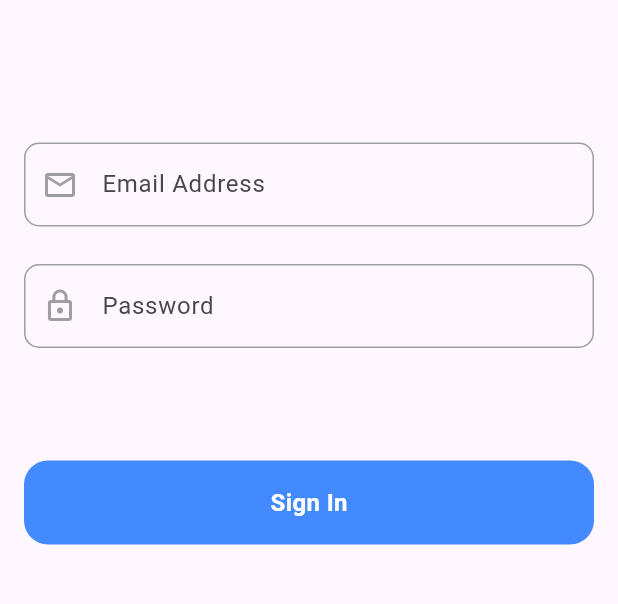
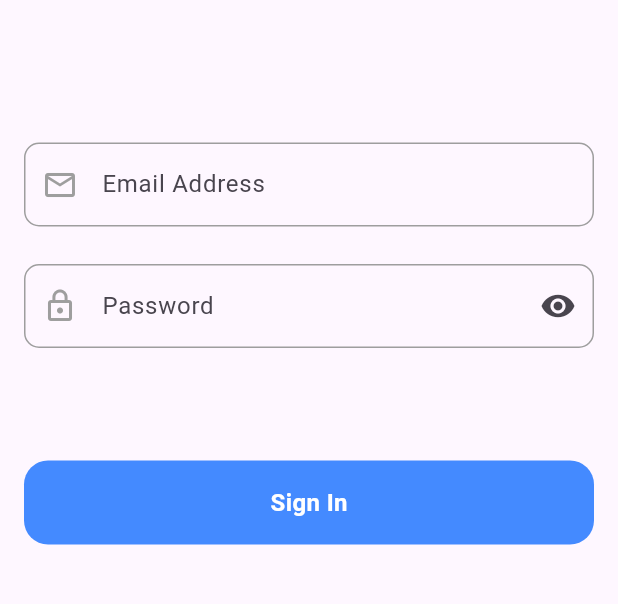
Before and after one commit to RizzCode10/ineredu-apps-flutter, a Flutter app: the screen it shows after launch, on a phone screen of 412 x 824 dp, the part 345-949 px from its top. Run offline on Flutter 3.47's test engine with Material 3 defaults, Android fonts, the light colour scheme and no system bars; our stand-ins replace flutter_native_splash.

Commit message:
Fitur Tambahan Page Login

```diff
--- a/lib/pages/login_page.dart
+++ b/lib/pages/login_page.dart
@@ -1,4 +1,5 @@
 import 'package:flutter/material.dart';
+import 'package:ineredu/widgets/custom_texfield.dart';
 
 class LoginPage extends StatefulWidget {
   const LoginPage({super.key});
@@ -8,19 +9,21 @@ class LoginPage extends StatefulWidget {
 }
 
 class _LoginPageState extends State<LoginPage> {
+  final emailController = TextEditingController();
+  final passwordController = TextEditingController();
+  bool isObsecure = true;
+
   @override
   Widget build(BuildContext context) {
     return Scaffold(
       body: SingleChildScrollView(
-
         padding: EdgeInsets.all(16.0),
         child: Column(
-
           children: [
-
-            const SizedBox(height: 160,),
+            const SizedBox(
+              height: 160,
+            ),
             Center(
-
               child: Text(
                 "InerEdu",
                 textAlign: TextAlign.center,
@@ -32,64 +35,45 @@ class _LoginPageState extends State<LoginPage> {
                 ),
               ),
             ),
-            const SizedBox(height: 95,),
-
-            TextField(
-              decoration: InputDecoration(
-
-                enabledBorder: OutlineInputBorder(
-
-                  borderSide: const BorderSide(
-                    width: 1.0,
-                    color: Colors.grey,
-                  ),
-                  borderRadius: BorderRadius.circular(10),
-                ),
-                focusedBorder: OutlineInputBorder(
-                  borderSide: const BorderSide(
-                    width: 1.0,
-                    color: Colors.grey,
-                  ),
-                  borderRadius: BorderRadius.circular(10),
-                ),
-                prefixIcon: Icon(Icons.email_outlined, color: Colors.grey),
-                hintText: "Email Address",
-
-              ),
+            const SizedBox(
+              height: 95,
             ),
 
-            const SizedBox(height: 25,),
+            CustomTexfield(
+              controller: emailController,
+              textInputType: TextInputType.emailAddress,
+              textInputAction: TextInputAction.next,
+              hint: "Email Address",
+              prefixIconData: Icons.email_outlined,
+            ),
 
-            TextField(
-              decoration: InputDecoration(
+            const SizedBox(
+              height: 25,
+            ),
 
-                enabledBorder: OutlineInputBorder(
+            CustomTexfield(
+              controller: passwordController,
+              textInputType: TextInputType.visiblePassword,
+              textInputAction: TextInputAction.done,
+              hint: "Password",
+              isObscure: isObsecure,
+              hasSuffix: true,
+              prefixIconData: Icons.lock_outline,
+              onPressed: () {
+                setState(() {
+                  isObsecure = !isObsecure;
+                });
+              },
+            ),
 
-                  borderSide: const BorderSide(
-                    width: 1.0,
-                    color: Colors.grey,
+            const SizedBox(
+              height: 75,
             ),
-                  borderRadius: BorderRadius.circular(10),
-                ),
-                focusedBorder: OutlineInputBorder(
-                  borderSide: const BorderSide(
-                    width: 1.0,
-                    color: Colors.grey,
-                  ),
-                  borderRadius: BorderRadius.circular(10),
-                ),
-                prefixIcon: Icon(Icons.lock_outline, color: Colors.grey),
-                hintText: "Password",
-
-              ),
-            ),
-            const SizedBox(height: 75,),
             Container(
               height: 56,
               decoration: BoxDecoration(
                   color: Colors.blueAccent,
-                  borderRadius: BorderRadius.circular(16)
-              ),
+                  borderRadius: BorderRadius.circular(16)),
               child: const Center(
                 child: Text(
                   "Sign In",
@@ -101,7 +85,6 @@ class _LoginPageState extends State<LoginPage> {
                 ),
               ),
             ),
-
 
             // Container(
             //   height: 350,
--- /dev/null
+++ b/lib/widgets/custom_texfield.dart
@@ -0,0 +1,66 @@
+// ignore_for_file: public_member_api_docs, sort_constructors_first
+import 'package:flutter/material.dart';
+
+class CustomTexfield extends StatelessWidget {
+  final TextEditingController controller;
+  final TextInputType textInputType;
+  final TextInputAction textInputAction;
+  final String hint;
+  final IconData? prefixIconData;
+  final bool isObscure;
+  final bool hasSuffix;
+  final VoidCallback? onPressed;
+
+  const CustomTexfield({
+    Key? key,
+    required this.controller,
+    required this.textInputType,
+    required this.textInputAction,
+    required this.hint,
+    this.prefixIconData,
+    this.isObscure = false,
+    this.hasSuffix = false,
+    this.onPressed,
+  }) : super(key: key);
+
+  @override
+  Widget build(BuildContext context) {
+    return TextField(
+      controller: controller,
+      keyboardType: textInputType,
+      textInputAction: textInputAction,
+      obscureText: isObscure,
+      decoration: InputDecoration(
+        suffixIcon: hasSuffix
+            ? IconButton(
+                onPressed: onPressed,
+                icon: Icon(
+                  isObscure ? Icons.visibility : Icons.visibility_off
+                ),
+              )
+            : null,
+        enabledBorder: OutlineInputBorder(
+          borderSide: const BorderSide(
+            width: 1.0,
+            color: Colors.grey,
+          ),
+          borderRadius: BorderRadius.circular(10),
+        ),
+        focusedBorder: OutlineInputBorder(
+          borderSide: const BorderSide(
+            width: 1.0,
+            color: Colors.grey,
+          ),
+          borderRadius: BorderRadius.circular(10),
+        ),
+        prefixIcon: prefixIconData != null
+            ? Icon(
+                prefixIconData,
+                color: Colors.grey,
+              )
+            : null,
+        hintText: hint,
+      ),
+    );
+  }
+}
```
Lines whose indentation alone changed are shown as unchanged.
